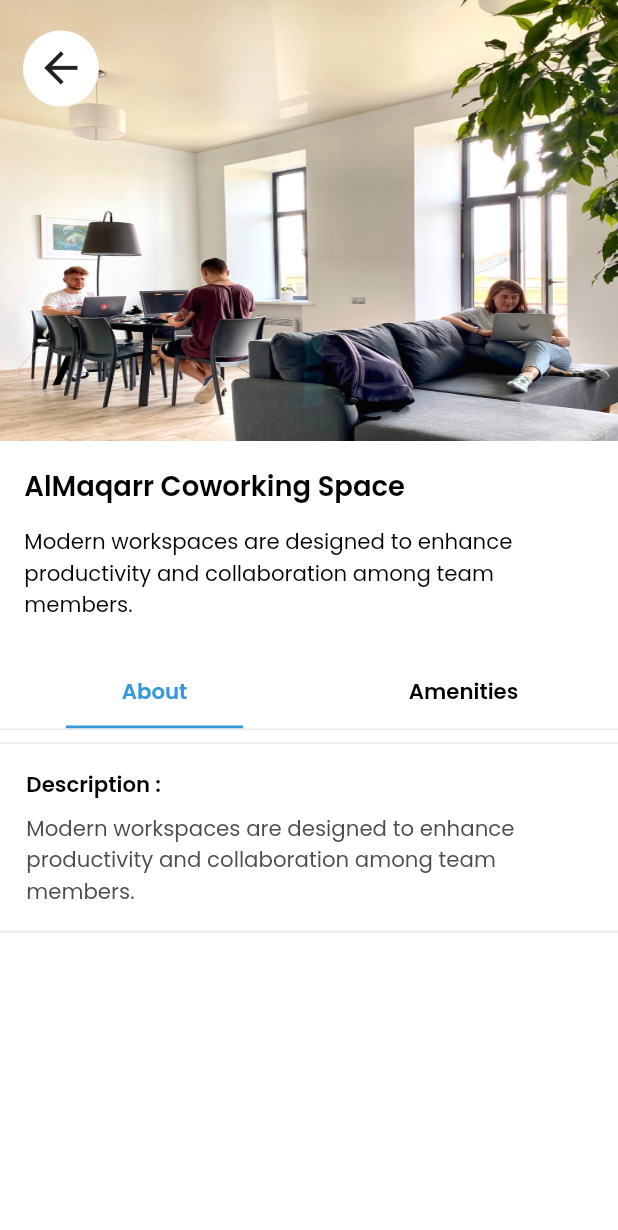
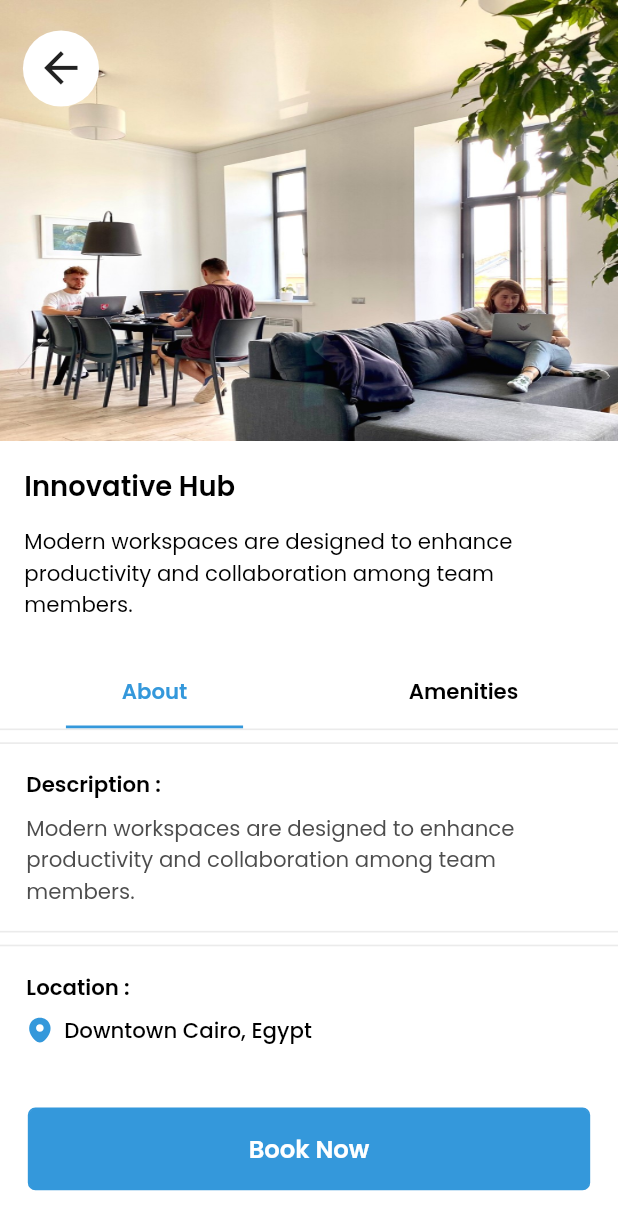
Before and after one commit to YousefHanafy-SW-ENG/workspaces, a Flutter app: the screen it shows after launch, after a tap on "Innovative Hub", on a phone screen of 412 x 824 dp. Shown: the top 1230 px of the screen. Run offline on Flutter 3.47's test engine with Material 3 defaults, Android fonts, the phone set to English and light mode, and no system bars; our stand-ins replace flutter_bloc, flutter_screenutil, flutter_svg, get_it.

Commit message:
WorkSpace details screen finished and tested

```diff
--- /dev/null
+++ b/devtools_options.yaml
@@ -0,0 +1 @@
+extensions:
--- a/lib/core/helpers/app_strings.dart
+++ b/lib/core/helpers/app_strings.dart
@@ -14,5 +14,8 @@ class AppStrings {
   static const String description = 'Description :';
   static const String location = 'Location :';
   static const String capacity = 'Capacity :';
+  static const String bookNow = 'Book Now';
   static const String workspaceDescription = 'Modern workspaces are designed to enhance productivity and collaboration among team members.';
+  static const String freeWifiDescription = 'Complimentary Wi-Fi is available to ensure seamless connectivity and collaboration for all users.';
+  static const String projectorDescription = 'High-quality projectors are provided to facilitate presentations and enhance visual collaboration in meetings.';
 }
--- a/lib/core/routing/app_routes.dart
+++ b/lib/core/routing/app_routes.dart
@@ -5,23 +5,31 @@ import 'package:workspace/core/routing/routes.dart';
 import 'package:workspace/features/home/presentation/cubit/home_cubit.dart';
 import 'package:workspace/features/home/presentation/screens/home_screen.dart';
 import 'package:workspace/features/workspace_details/presentation/screens/workspace_details_screen.dart';
+import 'package:workspace/features/workspace_details/presentation/widgets/workspace_details_arguments.dart';
 
 class AppRouter {
   Route? generateRoute(RouteSettings settings) {
+    final arguments = settings.arguments;
     switch (settings.name) {
       case Routes.homeScreen:
         return MaterialPageRoute(
-          builder: (_) =>
-              BlocProvider(
-                create: (context) => getIt<HomeCubit>()..fetchWorkSpaces(),
-                child: const HomeScreen(),
-              ),
+          builder: (_) => BlocProvider(
+            create: (context) => getIt<HomeCubit>()..fetchWorkSpaces(),
+            child: const HomeScreen(),
+          ),
         );
       case Routes.workspaceDetailsScreen:
-        return MaterialPageRoute(
-          builder: (_) =>
-              const WorkspaceDetailsScreen(),
-        );
+        if (arguments is WorkspaceDetailsArguments) {
+          return MaterialPageRoute(
+            builder: (_) => WorkspaceDetailsScreen(
+              name: arguments.name,
+              location: arguments.location,
+              capacity: arguments.capacity,
+              availableAmenities: arguments.availableAmenities,
+            ),
+          );
+        }
+        return null;
       default:
         return null;
     }
--- a/lib/core/theming/styles.dart
+++ b/lib/core/theming/styles.dart
@@ -7,6 +7,11 @@ class TextStyles {
     fontSize: 16.sp,
     fontWeight: FontWeightHelper.semiBold,
     color: Colors.black,
+  );
+  static TextStyle font16WhiteSemiBold = TextStyle(
+    fontSize: 16.sp,
+    fontWeight: FontWeightHelper.semiBold,
+    color: Colors.white,
   );
   static TextStyle font18BlackSemiBold = TextStyle(
     fontSize: 18.sp,
--- /dev/null
+++ b/lib/core/widgets/button_bottom_nav_bar.dart
@@ -0,0 +1,24 @@
+import 'package:flutter/material.dart';
+import 'package:workspace/core/helpers/extensions.dart';
+
+class ButtonBottomNavBar extends StatelessWidget {
+  final Widget button;
+
+  const ButtonBottomNavBar({
+    super.key,
+    required this.button,
+  });
+
+  @override
+  Widget build(BuildContext context) {
+    return Container(
+      width: double.infinity,
+      height: context.height * 0.141,
+      color: Colors.white,
+      child: Padding(
+        padding: EdgeInsets.symmetric(horizontal: context.width * 0.045, vertical: context.height * 0.037),
+        child: button,
+      ),
+    );
+  }
+}
--- /dev/null
+++ b/lib/core/widgets/primary_button.dart
@@ -0,0 +1,40 @@
+import 'package:flutter/material.dart';
+import 'package:flutter_screenutil/flutter_screenutil.dart';
+import 'package:workspace/core/theming/app_colors.dart';
+import 'package:workspace/core/theming/font_weight_helper.dart';
+
+class PrimaryButton extends StatelessWidget {
+  final String text;
+  final Function() onTap;
+  final Color? fillColor;
+  final Color? borderColor;
+  final Color? textColor;
+  final double? radius;
+  const PrimaryButton({super.key, required this.text, required this.onTap, this.fillColor, this.radius, this.borderColor, this.textColor});
+
+  @override
+  Widget build(BuildContext context) {
+    return GestureDetector(
+      onTap: ()=>onTap(),
+      child: Container(
+        width: double.infinity,
+        height: double.infinity,
+        decoration: BoxDecoration(
+            borderRadius: BorderRadius.circular(5.r),
+            border: Border.all(color: borderColor??AppColors.blueColor,width: 1.w),
+            color: fillColor??AppColors.blueColor
+        ),
+        child: Center(
+          child: Text(
+            text,
+            style: TextStyle(
+              fontSize: 16.sp,
+              fontWeight: FontWeightHelper.semiBold,
+              color: textColor??Colors.white,
+            )
+          ),
+        ),
+      ),
+    );
+  }
+}
--- a/lib/features/home/presentation/widgets/workspace_item.dart
+++ b/lib/features/home/presentation/widgets/workspace_item.dart
@@ -4,7 +4,7 @@ import 'package:workspace/core/helpers/app_images.dart';
 import 'package:workspace/core/helpers/spacer.dart';
 import 'package:workspace/core/theming/app_colors.dart';
 import 'package:workspace/features/home/presentation/widgets/icon_text_grey_container.dart';
-import 'package:workspace/features/home/presentation/widgets/icon_text_row.dart';
+import 'package:workspace/core/widgets/icon_text_row.dart';
 import 'package:workspace/features/home/presentation/widgets/work_space_image.dart';
 import 'package:workspace/features/home/presentation/widgets/workspace_name.dart';
 
--- a/lib/features/home/presentation/widgets/workspaces_list.dart
+++ b/lib/features/home/presentation/widgets/workspaces_list.dart
@@ -5,6 +5,7 @@ import 'package:workspace/core/theming/styles.dart';
 import 'package:workspace/features/home/presentation/cubit/home_cubit.dart';
 import 'package:workspace/features/home/presentation/cubit/home_states.dart';
 import 'package:workspace/features/home/presentation/widgets/workspace_item.dart';
+import 'package:workspace/features/workspace_details/presentation/widgets/workspace_details_arguments.dart';
 
 class WorkspacesList extends StatelessWidget {
   const WorkspacesList({super.key});
@@ -31,7 +32,15 @@ class WorkspacesList extends StatelessWidget {
                 location: workspace.location,
                 firstAmenity: workspace.availableAmenities[0],
                 secondAmenity: workspace.availableAmenities[1],
-                onTap: ()=>Navigator.of(context).pushNamed(Routes.workspaceDetailsScreen),
+                onTap: ()=>Navigator.of(context).pushNamed(
+                    Routes.workspaceDetailsScreen,
+                    arguments: WorkspaceDetailsArguments(
+                    name: workspace.name,
+                    location: workspace.location,
+                    capacity: workspace.capacity,
+                    availableAmenities: workspace.availableAmenities,
+                  ),
+                ),
             );
           },
         ),
--- a/lib/features/workspace_details/presentation/screens/workspace_details_screen.dart
+++ b/lib/features/workspace_details/presentation/screens/workspace_details_screen.dart
@@ -1,22 +1,52 @@
 import 'package:flutter/material.dart';
+import 'package:workspace/core/helpers/app_strings.dart';
+import 'package:workspace/core/widgets/button_bottom_nav_bar.dart';
+import 'package:workspace/core/widgets/primary_button.dart';
+import 'package:workspace/features/workspace_details/presentation/widgets/custom_back_arrow.dart';
 import 'package:workspace/features/workspace_details/presentation/widgets/workspace_details_photo.dart';
 import 'package:workspace/features/workspace_details/presentation/widgets/workspace_name_description.dart';
 import 'package:workspace/features/workspace_details/presentation/widgets/workspace_tabs.dart';
 
 class WorkspaceDetailsScreen extends StatelessWidget {
-  const WorkspaceDetailsScreen({super.key});
+  final String name;
+  final String location;
+  final String capacity;
+  final List<String> availableAmenities;
+  const WorkspaceDetailsScreen({
+    super.key,
+    required this.name,
+    required this.location,
+    required this.capacity,
+    required this.availableAmenities
+  });
 
   @override
   Widget build(BuildContext context) {
-    return const Scaffold(
-      body: SingleChildScrollView(
-        child: Column(
-          crossAxisAlignment: CrossAxisAlignment.start,
-          children: [
-            WorkspaceDetailsPhoto(),
-            WorkspaceNameAndDescription(),
-            WorkspaceTabs(),
-          ],
+    return  Scaffold(
+      body: Stack(
+        children: [
+          SingleChildScrollView(
+            child: Column(
+              crossAxisAlignment: CrossAxisAlignment.start,
+              children: [
+                const WorkspaceDetailsPhoto(),
+                WorkspaceNameAndDescription(name: name,),
+                WorkspaceTabs(
+                  location: location,
+                  capacity: capacity,
+                  firstAmenity: availableAmenities[0],
+                  secondAmenity: availableAmenities[1],
+                ),
+              ],
+            ),
+          ),
+          const CustomBackArrow(),
+        ],
+      ),
+      bottomNavigationBar: ButtonBottomNavBar(
+        button: PrimaryButton(
+          text: AppStrings.bookNow,
+          onTap: (){},
         ),
       ),
     );
--- a/lib/features/workspace_details/presentation/widgets/about_content.dart
+++ b/lib/features/workspace_details/presentation/widgets/about_content.dart
@@ -1,12 +1,16 @@
 import 'package:flutter/material.dart';
 import 'package:flutter/widgets.dart';
 import 'package:flutter_screenutil/flutter_screenutil.dart';
+import 'package:workspace/core/helpers/app_images.dart';
 import 'package:workspace/core/helpers/app_strings.dart';
 import 'package:workspace/core/theming/app_colors.dart';
 import 'package:workspace/features/workspace_details/presentation/widgets/detail_container.dart';
+import 'package:workspace/features/workspace_details/presentation/widgets/info_container.dart';
 
 class AboutContent extends StatelessWidget {
-  const AboutContent({super.key});
+  final String location;
+  final String capacity;
+  const AboutContent({super.key, required this.location, required this.capacity});
 
   @override
   Widget build(BuildContext context) {
@@ -16,10 +20,15 @@ class AboutContent extends StatelessWidget {
           top: BorderSide(color: AppColors.borderColor, width: 1.w),
         ),
       ),
-      child: const Column(
-        children: [
-          DetailContainer(title: AppStrings.description,description: AppStrings.workspaceDescription,)
-        ],
+      child:  SingleChildScrollView(
+        physics: const NeverScrollableScrollPhysics(),
+        child: Column(
+          children: [
+            const DetailContainer(title: AppStrings.description,description: AppStrings.workspaceDescription,),
+            InformationContainer(title: AppStrings.location, information: location, icon: AppAssets.locationIcon,),
+            InformationContainer(title: AppStrings.capacity, information: capacity, icon: AppAssets.userIcon,),
+          ],
+        ),
       ),
     );
   }
--- a/lib/features/workspace_details/presentation/widgets/amenities_content.dart
+++ b/lib/features/workspace_details/presentation/widgets/amenities_content.dart
@@ -6,7 +6,9 @@ import 'package:workspace/core/theming/app_colors.dart';
 import 'package:workspace/features/workspace_details/presentation/widgets/detail_container.dart';
 
 class AmenitiesContent extends StatelessWidget {
-  const AmenitiesContent({super.key});
+  final String firstAmenity;
+  final String secondAmenity;
+  const AmenitiesContent({super.key, required this.firstAmenity, required this.secondAmenity});
 
   @override
   Widget build(BuildContext context) {
@@ -16,11 +18,14 @@ class AmenitiesContent extends StatelessWidget {
           top: BorderSide(color: AppColors.borderColor, width: 1.w),
         ),
       ),
-      child: const Column(
-        children: [
-          DetailContainer(title: AppStrings.freeWifi,description: AppStrings.workspaceDescription,icon: AppAssets.wifiIcon,),
-          DetailContainer(title: AppStrings.projector,description: AppStrings.workspaceDescription,icon: AppAssets.projectorIcon,),
-        ],
+      child: SingleChildScrollView(
+        physics: const NeverScrollableScrollPhysics(),
+        child: Column(
+          children: [
+            DetailContainer(title: firstAmenity,description: AppStrings.freeWifiDescription,icon: AppAssets.wifiIcon,),
+            DetailContainer(title: secondAmenity,description: AppStrings.projectorDescription,icon: AppAssets.projectorIcon,),
+          ],
+        ),
       ),
     );
   }
--- /dev/null
+++ b/lib/features/workspace_details/presentation/widgets/custom_back_arrow.dart
@@ -0,0 +1,30 @@
+import 'package:flutter/material.dart';
+import 'package:flutter_screenutil/flutter_screenutil.dart';
+import 'package:workspace/core/helpers/extensions.dart';
+
+class CustomBackArrow extends StatelessWidget {
+  const CustomBackArrow({super.key});
+
+  @override
+  Widget build(BuildContext context) {
+    return SafeArea(
+      child: Padding(
+        padding: EdgeInsets.symmetric(horizontal: 12.w,vertical: 20.h),
+        child: GestureDetector(
+          onTap: (){
+            context.pop();
+          },
+          child: Container(
+            width: 50.w,
+            height: 50.h,
+            decoration: const BoxDecoration(
+                color: Colors.white,
+                shape: BoxShape.circle
+            ),
+            child: Center(child: Icon(Icons.arrow_back,size: 33.r,),),
+          ),
+        ),
+      ),
+    );
+  }
+}
--- /dev/null
+++ b/lib/features/workspace_details/presentation/widgets/info_container.dart
@@ -0,0 +1,38 @@
+import 'package:flutter/material.dart';
+import 'package:flutter_screenutil/flutter_screenutil.dart';
+import 'package:workspace/core/theming/app_colors.dart';
+import 'package:workspace/core/widgets/icon_text_row.dart';
+import 'package:workspace/features/workspace_details/presentation/widgets/detail_title.dart';
+
+class InformationContainer extends StatelessWidget {
+  final String title;
+  final String information;
+  final String icon;
+  const InformationContainer({super.key, required this.title, required this.information, required this.icon});
+
+  @override
+  Widget build(BuildContext context) {
+    return Padding(
+      padding: EdgeInsets.only(top: 8.h),
+      child: Container(
+          width: double.infinity,
+          decoration: BoxDecoration(
+            border: Border(
+              top: BorderSide(color: AppColors.borderColor,width: 1.w),
+              bottom:BorderSide(color: AppColors.borderColor,width: 1.w),
+            ),
+          ),
+          child: Padding(
+            padding: EdgeInsets.symmetric(vertical: 16.h,horizontal: 16.w),
+            child: Column(
+              crossAxisAlignment: CrossAxisAlignment.start,
+              children: [
+                DetailTitle(title: title,),
+                IconTextRow(text: information, icon: icon)
+              ],
+            ),
+          )
+      ),
+    );
+  }
+}
--- /dev/null
+++ b/lib/features/workspace_details/presentation/widgets/workspace_details_arguments.dart
@@ -0,0 +1,13 @@
+class WorkspaceDetailsArguments {
+  final String name;
+  final String location;
+  final String capacity;
+  final List<String> availableAmenities;
+
+  WorkspaceDetailsArguments({
+    required this.name,
+    required this.location,
+    required this.capacity,
+    required this.availableAmenities,
+  });
+}
--- a/lib/features/workspace_details/presentation/widgets/workspace_details_photo.dart
+++ b/lib/features/workspace_details/presentation/widgets/workspace_details_photo.dart
@@ -1,5 +1,4 @@
 import 'package:flutter/material.dart';
-import 'package:flutter_screenutil/flutter_screenutil.dart';
 import 'package:workspace/core/helpers/app_images.dart';
 import 'package:workspace/core/helpers/extensions.dart';
 
@@ -14,25 +13,6 @@ class WorkspaceDetailsPhoto extends StatelessWidget {
             width: double.infinity,
             height: context.height/2.8,
             child: Image.asset(AppAssets.workspaceImageTwo,fit: BoxFit.fill,)),
-        SafeArea(
-          child: Padding(
-            padding: EdgeInsets.symmetric(horizontal: 12.w,vertical: 20.h),
-            child: GestureDetector(
-              onTap: (){
-                context.pop();
-              },
-              child: Container(
-                width: 50.w,
-                height: 50.h,
-                decoration: const BoxDecoration(
-                    color: Colors.white,
-                    shape: BoxShape.circle
-                ),
-                child: Center(child: Icon(Icons.arrow_back,size: 33.r,),),
-              ),
-            ),
-          ),
-        )
       ],
     );
   }
--- a/lib/features/workspace_details/presentation/widgets/workspace_name_description.dart
+++ b/lib/features/workspace_details/presentation/widgets/workspace_name_description.dart
@@ -7,7 +7,8 @@ import 'package:workspace/core/widgets/primary_padding.dart';
 import 'package:workspace/features/workspace_details/presentation/widgets/description_text.dart';
 
 class WorkspaceNameAndDescription extends StatelessWidget {
-  const WorkspaceNameAndDescription({super.key});
+  final String name;
+  const WorkspaceNameAndDescription({super.key, required this.name});
 
   @override
   Widget build(BuildContext context) {
@@ -16,7 +17,7 @@ class WorkspaceNameAndDescription extends StatelessWidget {
         crossAxisAlignment: CrossAxisAlignment.start,
         children: [
           verticalSpace(16.h),
-          Text('AlMaqarr Coworking Space',style: TextStyles.font18BlackSemiBold,),
+          Text(name,style: TextStyles.font18BlackSemiBold,),
           verticalSpace(12.h),
           const DescriptionText(text: AppStrings.workspaceDescription,),
           verticalSpace(12.h),
--- a/lib/features/workspace_details/presentation/widgets/workspace_tabs.dart
+++ b/lib/features/workspace_details/presentation/widgets/workspace_tabs.dart
@@ -8,12 +8,22 @@ import 'package:workspace/features/workspace_details/presentation/widgets/about_
 import 'package:workspace/features/workspace_details/presentation/widgets/amenities_content.dart';
 
 class WorkspaceTabs extends StatelessWidget {
-  const WorkspaceTabs({super.key});
+  final String location;
+  final String capacity;
+  final String firstAmenity;
+  final String secondAmenity;
+  const WorkspaceTabs({
+    super.key,
+    required this.location,
+    required this.capacity,
+    required this.firstAmenity,
+    required this.secondAmenity
+  });
 
   @override
   Widget build(BuildContext context) {
     return Padding(
-      padding: EdgeInsets.only(top: 12.h),
+      padding: EdgeInsets.only(top: 12.h,bottom: 60.h),
       child: DefaultTabController(
         length: 2,
         child: Column(
@@ -31,11 +41,17 @@ class WorkspaceTabs extends StatelessWidget {
               indicatorPadding: EdgeInsets.symmetric(horizontal: 40.w),
             ),
             SizedBox(
-              height: context.height/2.8,
-              child: const TabBarView(
+              height: context.height/2.1,
+              child: TabBarView(
                 children: [
-                  AboutContent(),
-                  AmenitiesContent(),
+                  AboutContent(
+                    location: location,
+                    capacity: capacity,
+                  ),
+                  AmenitiesContent(
+                    firstAmenity: firstAmenity,
+                    secondAmenity: secondAmenity,
+                  ),
                 ],
               ),
             ),
```
Also changed, not shown: lib/core/widgets/icon_text_row.dart (renamed from lib/features/home/presentation/widgets/icon_text_row.dart).
